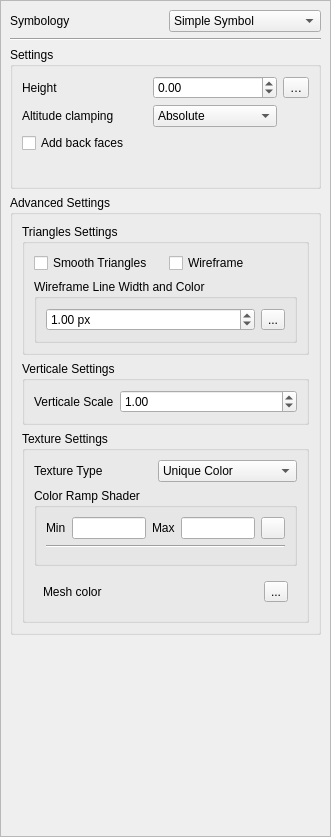
Old version of the form src/ui/3d/mesh3dsymbolwidget.ui in the repository qgis/QGIS.
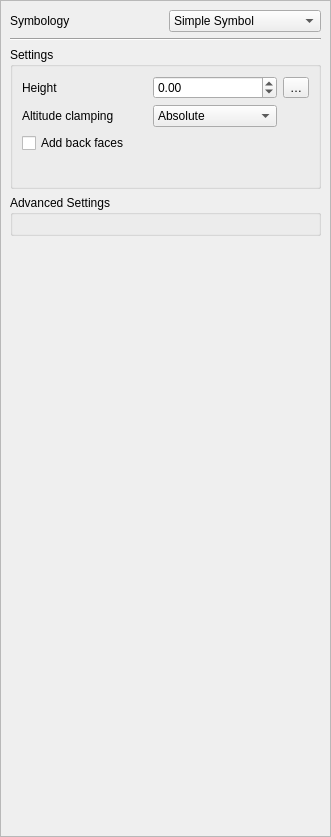
New version of the form. Icons and pictures are not drawn. Custom widgets are drawn as their Qt base class.

Patch:
```diff
--- a/src/ui/3d/mesh3dsymbolwidget.ui
+++ b/src/ui/3d/mesh3dsymbolwidget.ui
@@ -170,208 +170,7 @@
          <property name="title">
           <string>Advanced Settings</string>
          </property>
-         <layout class="QGridLayout" name="gridLayout_2">
-          <item row="0" column="1" colspan="2">
-           <widget class="QgsCollapsibleGroupBox" name="mGroupBoxTrianglesSettings">
-            <property name="title">
-             <string>Triangles Settings</string>
-            </property>
-            <layout class="QGridLayout" name="gridLayout_3">
-             <item row="1" column="0" colspan="2">
-              <widget class="QGroupBox" name="groupBoxWireframe">
-               <property name="title">
-                <string>Wireframe Line Width and Color</string>
-               </property>
-               <layout class="QHBoxLayout" name="horizontalLayout">
-                <item>
-                 <widget class="QDoubleSpinBox" name="spinBoxWireframeLineWidth">
-                  <property name="suffix">
-                   <string> px</string>
-                  </property>
-                  <property name="value">
-                   <double>1.000000000000000</double>
-                  </property>
-                 </widget>
-                </item>
-                <item>
-                 <widget class="QgsColorButton" name="colorButtonWireframe">
-                  <property name="text">
-                   <string>...</string>
-                  </property>
-                 </widget>
-                </item>
-               </layout>
-              </widget>
-             </item>
-             <item row="0" column="1">
-              <widget class="QCheckBox" name="chkWireframe">
-               <property name="text">
-                <string>Wireframe</string>
-               </property>
-              </widget>
-             </item>
-             <item row="0" column="0">
-              <widget class="QCheckBox" name="chkSmoothTriangles">
-               <property name="text">
-                <string>Smooth Triangles</string>
-               </property>
-              </widget>
-             </item>
-            </layout>
-           </widget>
-          </item>
-          <item row="6" column="1" colspan="2">
-           <widget class="QgsCollapsibleGroupBox" name="mgroupBoxTextureSettings">
-            <property name="title">
-             <string>Texture Settings</string>
-            </property>
-            <layout class="QGridLayout" name="gridLayout_6">
-             <item row="0" column="0">
-              <widget class="QLabel" name="label_5">
-               <property name="text">
-                <string>Texture Type</string>
-               </property>
-              </widget>
-             </item>
-             <item row="2" column="0" colspan="2">
-              <widget class="QWidget" name="mMeshUniqueColorWidget" native="true">
-               <layout class="QHBoxLayout" name="horizontalLayout_3">
-                <item>
-                 <widget class="QLabel" name="label_6">
-                  <property name="text">
-                   <string>Mesh color</string>
-                  </property>
-                 </widget>
-                </item>
-                <item>
-                 <widget class="QgsColorButton" name="mMeshUniqueColorButton">
-                  <property name="text">
-                   <string>...</string>
-                  </property>
-                 </widget>
-                </item>
-               </layout>
-              </widget>
-             </item>
-             <item row="0" column="1">
-              <widget class="QComboBox" name="mComboBoxTextureType">
-               <item>
-                <property name="text">
-                 <string>Unique Color</string>
-                </property>
-               </item>
-               <item>
-                <property name="text">
-                 <string>Ramp Color Shader</string>
-                </property>
-               </item>
-              </widget>
-             </item>
-             <item row="1" column="0" colspan="2">
-              <widget class="QGroupBox" name="mGroupBoxColorRampShader">
-               <property name="title">
-                <string>Color Ramp Shader</string>
-               </property>
-               <layout class="QGridLayout" name="gridLayout_7">
-                <property name="leftMargin">
-                 <number>9</number>
-                </property>
-                <property name="topMargin">
-                 <number>9</number>
-                </property>
-                <property name="rightMargin">
-                 <number>9</number>
-                </property>
-                <property name="bottomMargin">
-                 <number>9</number>
-                </property>
-                <item row="1" column="0" colspan="5">
-                 <widget class="Line" name="line_2">
-                  <property name="orientation">
-                   <enum>Qt::Horizontal</enum>
-                  </property>
-                 </widget>
-                </item>
-                <item row="0" column="1">
-                 <widget class="QLineEdit" name="mColorRampShaderMinEdit"/>
-                </item>
-                <item row="0" column="0">
-                 <widget class="QLabel" name="label_2">
-                  <property name="text">
-                   <string>Min</string>
-                  </property>
-                 </widget>
-                </item>
-                <item row="0" column="2">
-                 <widget class="QLabel" name="label_7">
-                  <property name="text">
-                   <string>Max</string>
-                  </property>
-                 </widget>
-                </item>
-                <item row="0" column="4">
-                 <widget class="QPushButton" name="mColorRampShaderMinMaxReloadButton">
-                  <property name="maximumSize">
-                   <size>
-                    <width>24</width>
-                    <height>24</height>
-                   </size>
-                  </property>
-                  <property name="text">
-                   <string/>
-                  </property>
-                  <property name="icon">
-                   <iconset resource="../../../images/images.qrc">
-                    <normaloff>:/images/themes/default/mActionRefresh.svg</normaloff>:/images/themes/default/mActionRefresh.svg</iconset>
-                  </property>
-                 </widget>
-                </item>
-                <item row="2" column="0" colspan="5">
-                 <widget class="QgsColorRampShaderWidget" name="mColorRampShaderWidget" native="true">
-                  <property name="minimumSize">
-                   <size>
-                    <width>0</width>
-                    <height>0</height>
-                   </size>
-                  </property>
-                 </widget>
-                </item>
-                <item row="0" column="3">
-                 <widget class="QLineEdit" name="mColorRampShaderMaxEdit"/>
-                </item>
-               </layout>
-              </widget>
-             </item>
-            </layout>
-           </widget>
-          </item>
-          <item row="5" column="1" colspan="2">
-           <widget class="QgsCollapsibleGroupBox" name="mGroupBoxVerticaleSettings">
-            <property name="title">
-             <string>Verticale Settings</string>
-            </property>
-            <layout class="QFormLayout" name="formLayout">
-             <item row="0" column="0">
-              <widget class="QLabel" name="label_4">
-               <property name="text">
-                <string>Verticale Scale</string>
-               </property>
-              </widget>
-             </item>
-             <item row="0" column="1">
-              <widget class="QDoubleSpinBox" name="spinBoxVerticaleScale">
-               <property name="maximum">
-                <double>9999999.990000000223517</double>
-               </property>
-               <property name="value">
-                <double>1.000000000000000</double>
-               </property>
-              </widget>
-             </item>
-            </layout>
-           </widget>
-          </item>
-         </layout>
+         <layout class="QGridLayout" name="gridLayout_2"/>
         </widget>
        </item>
       </layout>
@@ -381,12 +180,6 @@
   </layout>
  </widget>
  <customwidgets>
-  <customwidget>
-   <class>QgsColorRampShaderWidget</class>
-   <extends>QWidget</extends>
-   <header>raster/qgscolorrampshaderwidget.h</header>
-   <container>1</container>
-  </customwidget>
   <customwidget>
    <class>QgsDoubleSpinBox</class>
    <extends>QDoubleSpinBox</extends>
@@ -403,18 +196,6 @@
    <header>qgsphongmaterialwidget.h</header>
    <container>1</container>
   </customwidget>
-  <customwidget>
-   <class>QgsColorButton</class>
-   <extends>QToolButton</extends>
-   <header>qgscolorbutton.h</header>
-   <container>1</container>
-  </customwidget>
-  <customwidget>
-   <class>QgsCollapsibleGroupBox</class>
-   <extends>QGroupBox</extends>
-   <header>qgscollapsiblegroupbox.h</header>
-   <container>1</container>
-  </customwidget>
  </customwidgets>
  <resources>
   <include location="../../../images/images.qrc"/>
```
Left out of the diff: 4 changed lines with no effect on the pictures.
